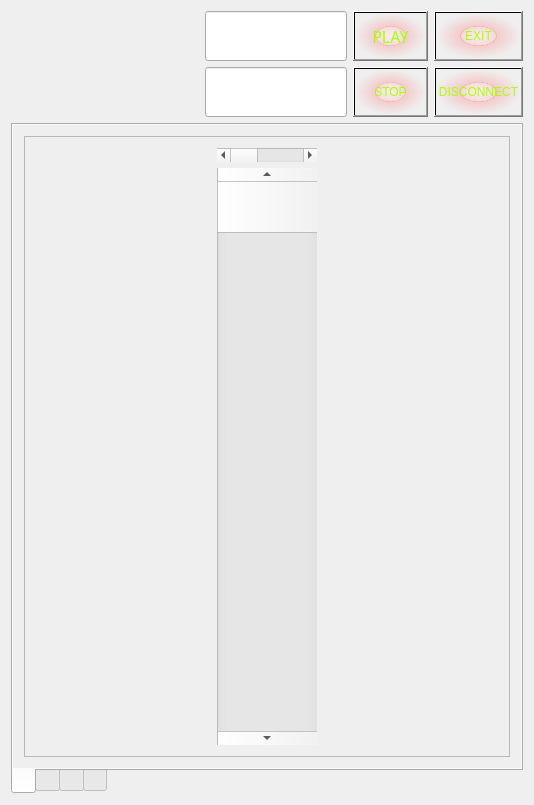
The window that iDom_Client/idom_client.ui (cyniu88/QT_kurs) describes before a commit, drawn with Qt 5.
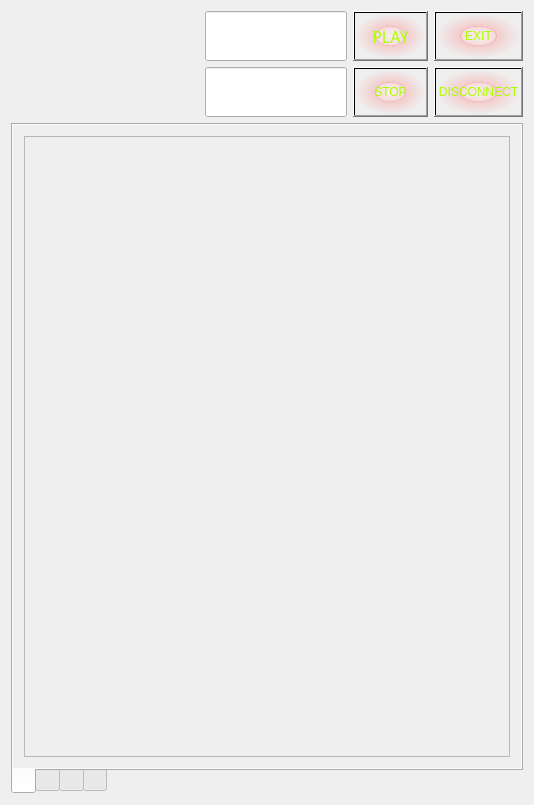
The same window after the commit. The open tabs and pages were chosen to show the change. Icons and pictures are not drawn.

What changed in the file:
```diff
--- a/iDom_Client/idom_client.ui
+++ b/iDom_Client/idom_client.ui
@@ -323,30 +323,23 @@
               <rect>
                <x>0</x>
                <y>0</y>
-               <width>480</width>
-               <height>568</height>
+               <width>488</width>
+               <height>579</height>
               </rect>
              </property>
              <layout class="QVBoxLayout" name="verticalLayout_6">
               <item>
                <layout class="QGridLayout" name="gridLayout_7">
                 <item row="0" column="0">
-                 <widget class="QScrollBar" name="horizontalScrollBar">
-                  <property name="orientation">
-                   <enum>Qt::Horizontal</enum>
+                 <widget class="QTextEdit" name="temperatureTXT">
+                  <property name="font">
+                   <font>
+                    <pointsize>15</pointsize>
+                   </font>
                   </property>
-                 </widget>
-                </item>
-                <item row="1" column="0">
-                 <widget class="QScrollBar" name="verticalScrollBar">
-                  <property name="minimumSize">
-                   <size>
-                    <width>100</width>
-                    <height>0</height>
-                   </size>
-                  </property>
-                  <property name="orientation">
-                   <enum>Qt::Vertical</enum>
+                  <property name="styleSheet">
+                   <string notr="true">background-color: rgba(0, 0, 0, 0);
+color: rgb(0, 255, 0);</string>
                   </property>
                  </widget>
                 </item>
```
Left out of the diff: 6 changed lines with no effect on the pictures.
